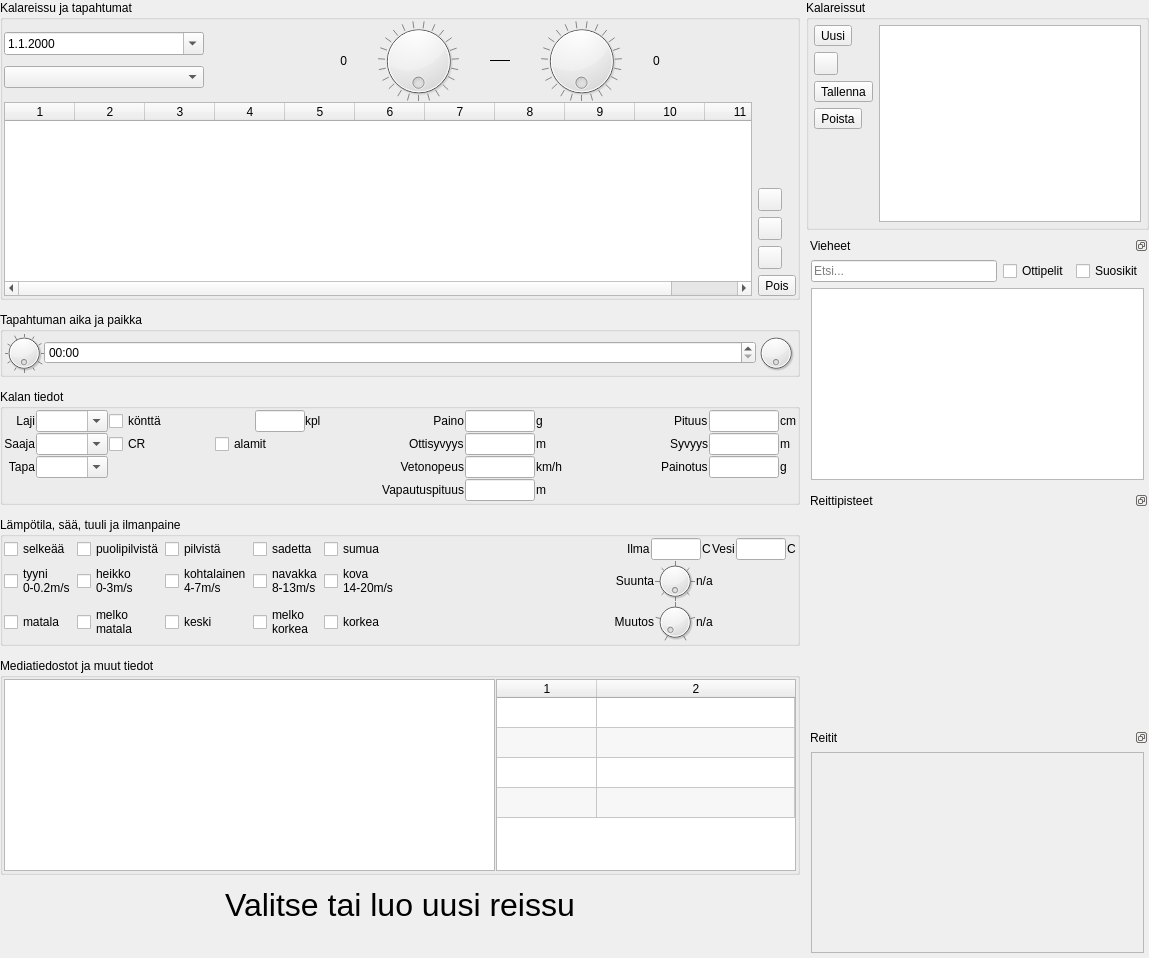
Old version of the form tripform.ui in the repository samuliwritescode/uistelupaivakirja-desktop.
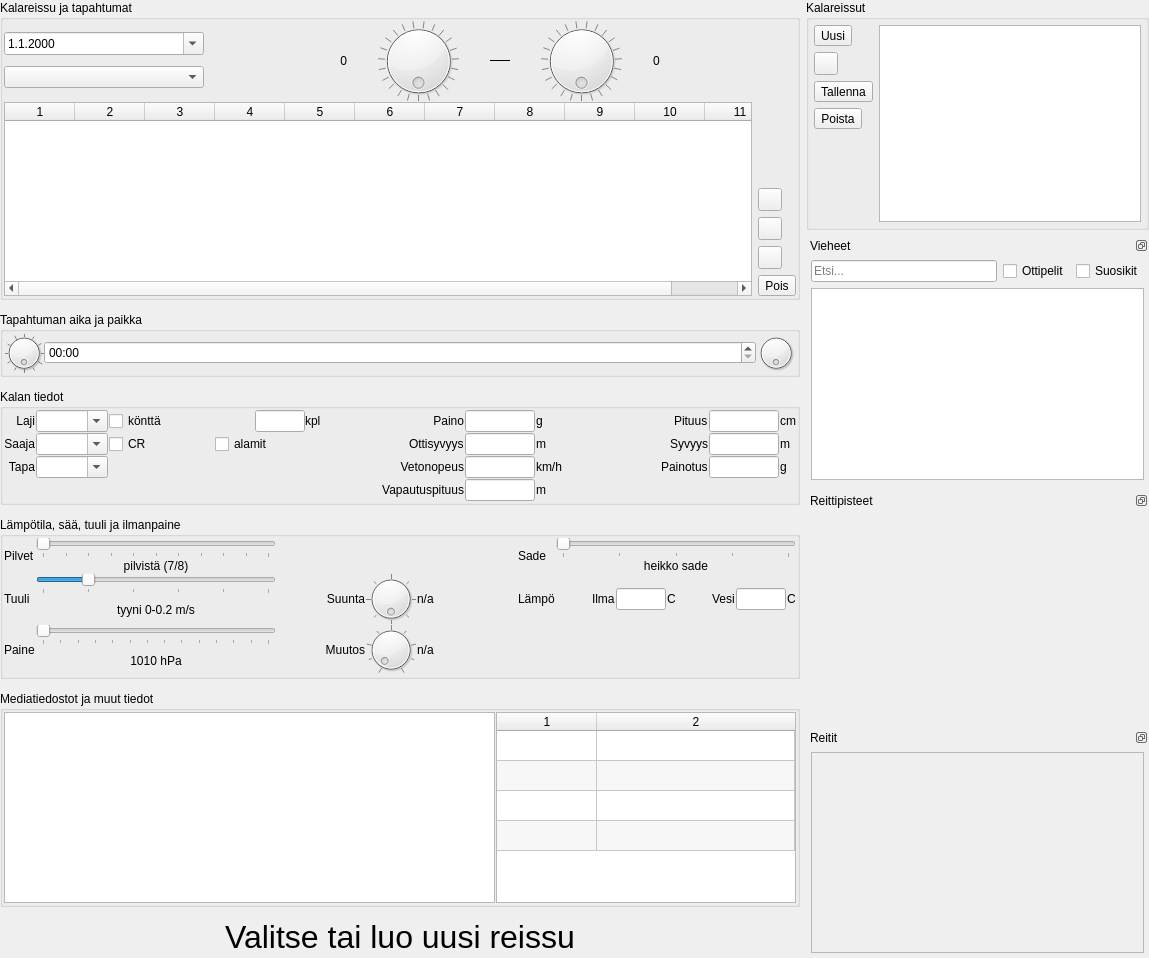
New version of the form. Icons and pictures are not drawn.

Patch:
```diff
--- a/tripform.ui
+++ b/tripform.ui
@@ -950,190 +950,73 @@
         </property>
         <item>
          <layout class="QGridLayout" name="gridLayout_4">
-          <item row="0" column="0">
-           <widget class="QCheckBox" name="weather_clear">
-            <property name="text">
-             <string>selkeää</string>
-            </property>
-           </widget>
-          </item>
           <item row="0" column="1">
-           <widget class="QCheckBox" name="weather_halfclear">
-            <property name="text">
-             <string>puolipilvistä</string>
-            </property>
-           </widget>
-          </item>
-          <item row="0" column="2">
-           <widget class="QCheckBox" name="weather_overcast">
-            <property name="text">
-             <string>pilvistä</string>
-            </property>
-           </widget>
-          </item>
-          <item row="0" column="3">
-           <widget class="QCheckBox" name="weather_rain">
-            <property name="text">
-             <string>sadetta</string>
-            </property>
-           </widget>
-          </item>
-          <item row="0" column="4">
-           <widget class="QCheckBox" name="weather_fog">
-            <property name="text">
-             <string>sumua</string>
-            </property>
-           </widget>
-          </item>
-          <item row="1" column="0">
-           <widget class="QCheckBox" name="wind_calm">
-            <property name="text">
-             <string>tyyni
-0-0.2m/s</string>
-            </property>
-           </widget>
+           <layout class="QVBoxLayout" name="verticalLayout">
+            <item>
+             <widget class="QSlider" name="cloud_slider">
+              <property name="minimum">
+               <number>0</number>
+              </property>
+              <property name="maximum">
+               <number>10</number>
+              </property>
+              <property name="pageStep">
+               <number>1</number>
+              </property>
+              <property name="orientation">
+               <enum>Qt::Horizontal</enum>
+              </property>
+              <property name="tickPosition">
+               <enum>QSlider::TicksBelow</enum>
+              </property>
+             </widget>
+            </item>
+            <item>
+             <widget class="QLabel" name="cloud_label">
+              <property name="text">
+               <string>pilvistä (7/8)</string>
+              </property>
+              <property name="alignment">
+               <set>Qt::AlignCenter</set>
+              </property>
+             </widget>
+            </item>
+           </layout>
           </item>
           <item row="1" column="1">
-           <widget class="QCheckBox" name="wind_faint">
-            <property name="text">
-             <string>heikko
-0-3m/s</string>
-            </property>
-           </widget>
+           <layout class="QVBoxLayout" name="verticalLayout_13">
+            <item>
+             <widget class="QSlider" name="wind_slider">
+              <property name="maximum">
+               <number>5</number>
+              </property>
+              <property name="pageStep">
+               <number>1</number>
+              </property>
+              <property name="value">
+               <number>1</number>
+              </property>
+              <property name="orientation">
+               <enum>Qt::Horizontal</enum>
+              </property>
+              <property name="tickPosition">
+               <enum>QSlider::TicksBelow</enum>
+              </property>
+             </widget>
+            </item>
+            <item>
+             <widget class="QLabel" name="wind_label">
+              <property name="text">
+               <string>tyyni 0-0.2 m/s</string>
+              </property>
+              <property name="alignment">
+               <set>Qt::AlignCenter</set>
+              </property>
+             </widget>
+            </item>
+           </layout>
           </item>
           <item row="1" column="2">
-           <widget class="QCheckBox" name="wind_moderate">
-            <property name="text">
-             <string>kohtalainen
-4-7m/s</string>
-            </property>
-           </widget>
-          </item>
-          <item row="1" column="3">
-           <widget class="QCheckBox" name="wind_brisk">
-            <property name="text">
-             <string>navakka
-8-13m/s</string>
-            </property>
-           </widget>
-          </item>
-          <item row="1" column="4">
-           <widget class="QCheckBox" name="wind_hard">
-            <property name="text">
-             <string>kova
-14-20m/s</string>
-            </property>
-           </widget>
-          </item>
-          <item row="2" column="0">
-           <widget class="QCheckBox" name="pressure_low">
-            <property name="text">
-             <string>matala</string>
-            </property>
-           </widget>
-          </item>
-          <item row="2" column="1">
-           <widget class="QCheckBox" name="pressure_mildlow">
-            <property name="text">
-             <string>melko
-matala</string>
-            </property>
-           </widget>
-          </item>
-          <item row="2" column="2">
-           <widget class="QCheckBox" name="pressure_normal">
-            <property name="text">
-             <string>keski</string>
-            </property>
-           </widget>
-          </item>
-          <item row="2" column="3">
-           <widget class="QCheckBox" name="pressure_mildhigh">
-            <property name="text">
-             <string>melko
-korkea</string>
-            </property>
-           </widget>
-          </item>
-          <item row="2" column="4">
-           <widget class="QCheckBox" name="pressure_high">
-            <property name="text">
-             <string>korkea</string>
-            </property>
-           </widget>
-          </item>
-          <item row="0" column="5">
-           <layout class="QHBoxLayout" name="horizontalLayout_19">
-            <item>
-             <spacer name="horizontalSpacer">
-              <property name="orientation">
-               <enum>Qt::Horizontal</enum>
-              </property>
-              <property name="sizeHint" stdset="0">
-               <size>
-                <width>1</width>
-                <height>1</height>
-               </size>
-              </property>
-             </spacer>
-            </item>
-            <item>
-             <widget class="QLabel" name="label_28">
-              <property name="text">
-               <string>Ilma</string>
-              </property>
-             </widget>
-            </item>
-            <item>
-             <widget class="QLineEdit" name="air_temp">
-              <property name="maximumSize">
-               <size>
-                <width>50</width>
-                <height>16777215</height>
-               </size>
-              </property>
-              <property name="placeholderText">
-               <string/>
-              </property>
-             </widget>
-            </item>
-            <item>
-             <widget class="QLabel" name="label_40">
-              <property name="text">
-               <string>C</string>
-              </property>
-             </widget>
-            </item>
-            <item>
-             <widget class="QLabel" name="label_29">
-              <property name="text">
-               <string>Vesi</string>
-              </property>
-             </widget>
-            </item>
-            <item>
-             <widget class="QLineEdit" name="water_temp">
-              <property name="maximumSize">
-               <size>
-                <width>50</width>
-                <height>16777215</height>
-               </size>
-              </property>
-              <property name="placeholderText">
-               <string/>
-              </property>
-             </widget>
-            </item>
-            <item>
-             <widget class="QLabel" name="label_10">
-              <property name="text">
-               <string>C</string>
-              </property>
-             </widget>
-            </item>
-           </layout>
-          </item>
-          <item row="1" column="5">
            <layout class="QHBoxLayout" name="horizontalLayout_20">
             <item>
              <spacer name="horizontalSpacer_2">
@@ -1162,8 +1045,8 @@
              <widget class="QDial" name="wind_direction">
               <property name="maximumSize">
                <size>
-                <width>40</width>
-                <height>40</height>
+                <width>50</width>
+                <height>50</height>
                </size>
               </property>
               <property name="minimum">
@@ -1210,7 +1093,40 @@
             </item>
            </layout>
           </item>
-          <item row="2" column="5">
+          <item row="2" column="1">
+           <layout class="QVBoxLayout" name="verticalLayout_14">
+            <item>
+             <widget class="QSlider" name="pressure_slider">
+              <property name="minimum">
+               <number>0</number>
+              </property>
+              <property name="maximum">
+               <number>130</number>
+              </property>
+              <property name="value">
+               <number>0</number>
+              </property>
+              <property name="orientation">
+               <enum>Qt::Horizontal</enum>
+              </property>
+              <property name="tickPosition">
+               <enum>QSlider::TicksBelow</enum>
+              </property>
+             </widget>
+            </item>
+            <item>
+             <widget class="QLabel" name="pressure_label">
+              <property name="text">
+               <string>1010 hPa</string>
+              </property>
+              <property name="alignment">
+               <set>Qt::AlignCenter</set>
+              </property>
+             </widget>
+            </item>
+           </layout>
+          </item>
+          <item row="2" column="2">
            <layout class="QHBoxLayout" name="horizontalLayout_22">
             <item>
              <spacer name="horizontalSpacer_3">
@@ -1239,8 +1155,8 @@
              <widget class="QDial" name="pressure_change">
               <property name="maximumSize">
                <size>
-                <width>40</width>
-                <height>40</height>
+                <width>50</width>
+                <height>50</height>
                </size>
               </property>
               <property name="minimum">
@@ -1287,6 +1203,158 @@
             </item>
            </layout>
           </item>
+          <item row="0" column="0">
+           <widget class="QLabel" name="label_12">
+            <property name="text">
+             <string>Pilvet</string>
+            </property>
+           </widget>
+          </item>
+          <item row="1" column="0">
+           <widget class="QLabel" name="label_13">
+            <property name="text">
+             <string>Tuuli</string>
+            </property>
+           </widget>
+          </item>
+          <item row="2" column="0">
+           <widget class="QLabel" name="label_16">
+            <property name="text">
+             <string>Paine</string>
+            </property>
+           </widget>
+          </item>
+          <item row="1" column="3">
+           <widget class="QLabel" name="label_30">
+            <property name="text">
+             <string>Lämpö</string>
+            </property>
+           </widget>
+          </item>
+          <item row="0" column="4">
+           <layout class="QVBoxLayout" name="verticalLayout_10">
+            <item>
+             <widget class="QSlider" name="rain_slider">
+              <property name="minimum">
+               <number>0</number>
+              </property>
+              <property name="maximum">
+               <number>4</number>
+              </property>
+              <property name="pageStep">
+               <number>1</number>
+              </property>
+              <property name="orientation">
+               <enum>Qt::Horizontal</enum>
+              </property>
+              <property name="tickPosition">
+               <enum>QSlider::TicksBelow</enum>
+              </property>
+             </widget>
+            </item>
+            <item>
+             <widget class="QLabel" name="rain_label">
+              <property name="text">
+               <string>heikko sade</string>
+              </property>
+              <property name="alignment">
+               <set>Qt::AlignCenter</set>
+              </property>
+             </widget>
+            </item>
+           </layout>
+          </item>
+          <item row="0" column="3">
+           <widget class="QLabel" name="label_25">
+            <property name="text">
+             <string>Sade</string>
+            </property>
+           </widget>
+          </item>
+          <item row="1" column="4">
+           <layout class="QHBoxLayout" name="horizontalLayout_19">
+            <item>
+             <spacer name="horizontalSpacer">
+              <property name="orientation">
+               <enum>Qt::Horizontal</enum>
+              </property>
+              <property name="sizeHint" stdset="0">
+               <size>
+                <width>1</width>
+                <height>1</height>
+               </size>
+              </property>
+             </spacer>
+            </item>
+            <item>
+             <widget class="QLabel" name="label_28">
+              <property name="text">
+               <string>Ilma</string>
+              </property>
+             </widget>
+            </item>
+            <item>
+             <widget class="QLineEdit" name="air_temp">
+              <property name="maximumSize">
+               <size>
+                <width>50</width>
+                <height>16777215</height>
+               </size>
+              </property>
+              <property name="placeholderText">
+               <string/>
+              </property>
+             </widget>
+            </item>
+            <item>
+             <widget class="QLabel" name="label_40">
+              <property name="text">
+               <string>C</string>
+              </property>
+             </widget>
+            </item>
+            <item>
+             <spacer name="horizontalSpacer_13">
+              <property name="orientation">
+               <enum>Qt::Horizontal</enum>
+              </property>
+              <property name="sizeHint" stdset="0">
+               <size>
+                <width>1</width>
+                <height>1</height>
+               </size>
+              </property>
+             </spacer>
+            </item>
+            <item>
+             <widget class="QLabel" name="label_29">
+              <property name="text">
+               <string>Vesi</string>
+              </property>
+             </widget>
+            </item>
+            <item>
+             <widget class="QLineEdit" name="water_temp">
+              <property name="maximumSize">
+               <size>
+                <width>50</width>
+                <height>16777215</height>
+               </size>
+              </property>
+              <property name="placeholderText">
+               <string/>
+              </property>
+             </widget>
+            </item>
+            <item>
+             <widget class="QLabel" name="label_10">
+              <property name="text">
+               <string>C</string>
+              </property>
+             </widget>
+            </item>
+           </layout>
+          </item>
          </layout>
         </item>
        </layout>
```
